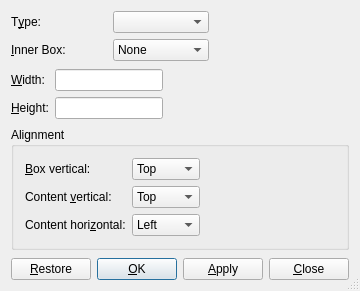
Old version of the form src/frontends/qt4/ui/QBoxUi.ui in the repository cburschka/lyx.
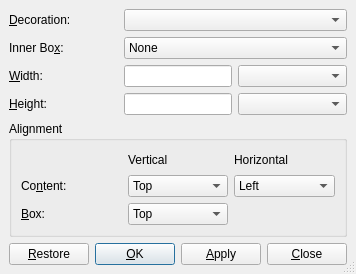
New version of the form. Custom widgets are drawn as their Qt base class.

Commit message: correct tab order + layout cleanup

```diff
--- a/src/frontends/qt4/ui/QBoxUi.ui
+++ b/src/frontends/qt4/ui/QBoxUi.ui
@@ -8,8 +8,8 @@
    <rect>
     <x>0</x>
     <y>0</y>
-    <width>298</width>
-    <height>291</height>
+    <width>333</width>
+    <height>274</height>
    </rect>
   </property>
   <property name="windowTitle" >
@@ -20,133 +20,263 @@
   </property>
   <layout class="QGridLayout" >
    <property name="margin" >
-    <number>11</number>
+    <number>9</number>
    </property>
    <property name="spacing" >
     <number>6</number>
    </property>
-   <item row="0" column="1" >
+   <item row="3" column="2" >
+    <widget class="LengthCombo" name="heightUnitsLC" />
+   </item>
+   <item row="1" column="1" colspan="2" >
+    <widget class="QComboBox" name="innerBoxCO" >
+     <property name="toolTip" >
+      <string>Inner box -- needed for fixed width &amp; line breaks</string>
+     </property>
+     <item>
+      <property name="text" >
+       <string>None</string>
+      </property>
+     </item>
+     <item>
+      <property name="text" >
+       <string>Parbox</string>
+      </property>
+     </item>
+     <item>
+      <property name="text" >
+       <string>Minipage</string>
+      </property>
+     </item>
+    </widget>
+   </item>
+   <item row="0" column="1" colspan="2" >
     <widget class="QComboBox" name="typeCO" >
      <property name="toolTip" >
       <string>Supported box types</string>
      </property>
     </widget>
    </item>
-   <item row="3" column="0" colspan="2" >
-    <layout class="QGridLayout" >
-     <property name="margin" >
-      <number>0</number>
+   <item row="1" column="0" >
+    <widget class="QLabel" name="innerBoxLA" >
+     <property name="toolTip" >
+      <string>Inner box -- needed for fixed width &amp; line breaks</string>
      </property>
-     <property name="spacing" >
-      <number>6</number>
+     <property name="text" >
+      <string>Inner Bo&amp;x:</string>
      </property>
-     <item row="1" column="0" >
-      <widget class="QLabel" name="heightLA" >
-       <property name="toolTip" >
-        <string>Height value</string>
-       </property>
-       <property name="text" >
-        <string>&amp;Height:</string>
-       </property>
-       <property name="buddy" >
-        <cstring>heightED</cstring>
-       </property>
-      </widget>
-     </item>
-     <item row="1" column="2" >
-      <widget class="LengthCombo" name="heightUnitsLC" >
-       <property name="sizePolicy" >
-        <sizepolicy>
-         <hsizetype>3</hsizetype>
-         <vsizetype>0</vsizetype>
-         <horstretch>0</horstretch>
-         <verstretch>0</verstretch>
-        </sizepolicy>
-       </property>
-       <property name="minimumSize" >
-        <size>
-         <width>40</width>
-         <height>22</height>
-        </size>
-       </property>
-       <property name="focusPolicy" >
-        <enum>Qt::StrongFocus</enum>
-       </property>
-       <property name="toolTip" >
-        <string>Units of height value</string>
-       </property>
-      </widget>
-     </item>
-     <item row="1" column="1" >
-      <widget class="QLineEdit" name="heightED" >
-       <property name="sizePolicy" >
-        <sizepolicy>
-         <hsizetype>1</hsizetype>
-         <vsizetype>0</vsizetype>
-         <horstretch>0</horstretch>
-         <verstretch>0</verstretch>
-        </sizepolicy>
-       </property>
-       <property name="toolTip" >
-        <string>Height value</string>
-       </property>
-      </widget>
-     </item>
-     <item row="0" column="2" >
-      <widget class="LengthCombo" name="widthUnitsLC" >
-       <property name="sizePolicy" >
-        <sizepolicy>
-         <hsizetype>3</hsizetype>
-         <vsizetype>0</vsizetype>
-         <horstretch>0</horstretch>
-         <verstretch>0</verstretch>
-        </sizepolicy>
-       </property>
-       <property name="minimumSize" >
-        <size>
-         <width>40</width>
-         <height>22</height>
-        </size>
-       </property>
-       <property name="focusPolicy" >
-        <enum>Qt::StrongFocus</enum>
-       </property>
-       <property name="toolTip" >
-        <string>Units of width value</string>
-       </property>
-      </widget>
-     </item>
-     <item row="0" column="0" >
-      <widget class="QLabel" name="widthLA" >
-       <property name="toolTip" >
-        <string>Width value</string>
-       </property>
-       <property name="text" >
-        <string>&amp;Width:</string>
-       </property>
-       <property name="buddy" >
-        <cstring>widthED</cstring>
-       </property>
-      </widget>
-     </item>
-     <item row="0" column="1" >
-      <widget class="QLineEdit" name="widthED" >
-       <property name="sizePolicy" >
-        <sizepolicy>
-         <hsizetype>1</hsizetype>
-         <vsizetype>0</vsizetype>
-         <horstretch>0</horstretch>
-         <verstretch>0</verstretch>
-        </sizepolicy>
-       </property>
-       <property name="toolTip" >
-        <string>Width value</string>
-       </property>
-      </widget>
-     </item>
-    </layout>
+     <property name="buddy" >
+      <cstring>innerBoxCO</cstring>
+     </property>
+    </widget>
    </item>
-   <item row="7" column="0" colspan="3" >
+   <item row="0" column="0" >
+    <widget class="QLabel" name="typeLA" >
+     <property name="toolTip" >
+      <string>Supported box types</string>
+     </property>
+     <property name="text" >
+      <string>&amp;Decoration:</string>
+     </property>
+     <property name="buddy" >
+      <cstring>typeCO</cstring>
+     </property>
+    </widget>
+   </item>
+   <item row="3" column="1" >
+    <widget class="QLineEdit" name="heightED" >
+     <property name="sizePolicy" >
+      <sizepolicy>
+       <hsizetype>1</hsizetype>
+       <vsizetype>0</vsizetype>
+       <horstretch>0</horstretch>
+       <verstretch>0</verstretch>
+      </sizepolicy>
+     </property>
+     <property name="toolTip" >
+      <string>Height value</string>
+     </property>
+    </widget>
+   </item>
+   <item row="2" column="1" >
+    <widget class="QLineEdit" name="widthED" >
+     <property name="sizePolicy" >
+      <sizepolicy>
+       <hsizetype>1</hsizetype>
+       <vsizetype>0</vsizetype>
+       <horstretch>0</horstretch>
+       <verstretch>0</verstretch>
+      </sizepolicy>
+     </property>
+     <property name="toolTip" >
+      <string>Width value</string>
+     </property>
+    </widget>
+   </item>
+   <item row="3" column="0" >
+    <widget class="QLabel" name="heightLA" >
+     <property name="toolTip" >
+      <string>Height value</string>
+     </property>
+     <property name="text" >
+      <string>&amp;Height:</string>
+     </property>
+     <property name="buddy" >
+      <cstring>heightED</cstring>
+     </property>
+    </widget>
+   </item>
+   <item row="2" column="2" >
+    <widget class="LengthCombo" name="widthUnitsLC" />
+   </item>
+   <item row="2" column="0" >
+    <widget class="QLabel" name="widthLA" >
+     <property name="toolTip" >
+      <string>Width value</string>
+     </property>
+     <property name="text" >
+      <string>&amp;Width:</string>
+     </property>
+     <property name="buddy" >
+      <cstring>widthED</cstring>
+     </property>
+    </widget>
+   </item>
+   <item row="4" column="0" colspan="3" >
+    <widget class="QGroupBox" name="groupBox_2" >
+     <property name="title" >
+      <string>Alignment</string>
+     </property>
+     <layout class="QGridLayout" >
+      <property name="margin" >
+       <number>9</number>
+      </property>
+      <property name="spacing" >
+       <number>6</number>
+      </property>
+      <item row="1" column="2" >
+       <widget class="QComboBox" name="halignCO" >
+        <property name="toolTip" >
+         <string>Horizontal alignment of the content inside the box</string>
+        </property>
+        <item>
+         <property name="text" >
+          <string>Left</string>
+         </property>
+        </item>
+        <item>
+         <property name="text" >
+          <string>Center</string>
+         </property>
+        </item>
+        <item>
+         <property name="text" >
+          <string>Right</string>
+         </property>
+        </item>
+        <item>
+         <property name="text" >
+          <string>Stretch</string>
+         </property>
+        </item>
+       </widget>
+      </item>
+      <item row="0" column="2" >
+       <widget class="QLabel" name="halignLA" >
+        <property name="toolTip" >
+         <string>Horizontal alignment of the content inside the box</string>
+        </property>
+        <property name="text" >
+         <string>Horizontal</string>
+        </property>
+       </widget>
+      </item>
+      <item row="2" column="1" >
+       <widget class="QComboBox" name="valignCO" >
+        <property name="toolTip" >
+         <string>Vertical alignment of the box (with regard to baseline)</string>
+        </property>
+        <item>
+         <property name="text" >
+          <string>Top</string>
+         </property>
+        </item>
+        <item>
+         <property name="text" >
+          <string>Middle</string>
+         </property>
+        </item>
+        <item>
+         <property name="text" >
+          <string>Bottom</string>
+         </property>
+        </item>
+       </widget>
+      </item>
+      <item row="2" column="0" >
+       <widget class="QLabel" name="valignLA" >
+        <property name="toolTip" >
+         <string>Vertical alignment of the box (with regard to baseline)</string>
+        </property>
+        <property name="text" >
+         <string>&amp;Box:</string>
+        </property>
+        <property name="buddy" >
+         <cstring>valignCO</cstring>
+        </property>
+       </widget>
+      </item>
+      <item row="1" column="0" >
+       <widget class="QLabel" name="label" >
+        <property name="text" >
+         <string>Co&amp;ntent:</string>
+        </property>
+        <property name="buddy" >
+         <cstring>ialignCO</cstring>
+        </property>
+       </widget>
+      </item>
+      <item row="1" column="1" >
+       <widget class="QComboBox" name="ialignCO" >
+        <property name="toolTip" >
+         <string>Vertical alignment of the content inside the box</string>
+        </property>
+        <item>
+         <property name="text" >
+          <string>Top</string>
+         </property>
+        </item>
+        <item>
+         <property name="text" >
+          <string>Middle</string>
+         </property>
+        </item>
+        <item>
+         <property name="text" >
+          <string>Bottom</string>
+         </property>
+        </item>
+        <item>
+         <property name="text" >
+          <string>Stretch</string>
+         </property>
+        </item>
+       </widget>
+      </item>
+      <item row="0" column="1" >
+       <widget class="QLabel" name="ialignLA" >
+        <property name="toolTip" >
+         <string>Vertical alignment of the content inside the box</string>
+        </property>
+        <property name="text" >
+         <string>Vertical</string>
+        </property>
+       </widget>
+      </item>
+     </layout>
+    </widget>
+   </item>
+   <item row="5" column="0" colspan="3" >
     <layout class="QHBoxLayout" >
      <property name="margin" >
       <number>0</number>
@@ -230,335 +360,13 @@
      </item>
     </layout>
    </item>
-   <item row="5" column="0" colspan="3" >
-    <widget class="QGroupBox" name="AlignmentGB" >
-     <property name="title" >
-      <string>Alignment</string>
-     </property>
-     <layout class="QGridLayout" >
-      <property name="margin" >
-       <number>11</number>
-      </property>
-      <property name="spacing" >
-       <number>6</number>
-      </property>
-      <item row="2" column="1" >
-       <widget class="QComboBox" name="halignCO" >
-        <property name="toolTip" >
-         <string>Horizontal alignment of the content inside the box</string>
-        </property>
-        <item>
-         <property name="text" >
-          <string>Left</string>
-         </property>
-        </item>
-        <item>
-         <property name="text" >
-          <string>Center</string>
-         </property>
-        </item>
-        <item>
-         <property name="text" >
-          <string>Right</string>
-         </property>
-        </item>
-        <item>
-         <property name="text" >
-          <string>Stretch</string>
-         </property>
-        </item>
-       </widget>
-      </item>
-      <item row="1" column="1" >
-       <widget class="QComboBox" name="ialignCO" >
-        <property name="toolTip" >
-         <string>Vertical alignment of the content inside the box</string>
-        </property>
-        <item>
-         <property name="text" >
-          <string>Top</string>
-         </property>
-        </item>
-        <item>
-         <property name="text" >
-          <string>Middle</string>
-         </property>
-        </item>
-        <item>
-         <property name="text" >
-          <string>Bottom</string>
-         </property>
-        </item>
-        <item>
-         <property name="text" >
-          <string>Stretch</string>
-         </property>
-        </item>
-       </widget>
-      </item>
-      <item row="0" column="1" >
-       <widget class="QComboBox" name="valignCO" >
-        <property name="toolTip" >
-         <string>Vertical alignment of the box (with regard to baseline)</string>
-        </property>
-        <item>
-         <property name="text" >
-          <string>Top</string>
-         </property>
-        </item>
-        <item>
-         <property name="text" >
-          <string>Middle</string>
-         </property>
-        </item>
-        <item>
-         <property name="text" >
-          <string>Bottom</string>
-         </property>
-        </item>
-       </widget>
-      </item>
-      <item row="2" column="0" >
-       <widget class="QLabel" name="halignLA" >
-        <property name="toolTip" >
-         <string>Horizontal alignment of the content inside the box</string>
-        </property>
-        <property name="text" >
-         <string>Content hori&amp;zontal:</string>
-        </property>
-        <property name="buddy" >
-         <cstring>halignCO</cstring>
-        </property>
-       </widget>
-      </item>
-      <item row="1" column="0" >
-       <widget class="QLabel" name="ialignLA" >
-        <property name="toolTip" >
-         <string>Vertical alignment of the content inside the box</string>
-        </property>
-        <property name="text" >
-         <string>Content &amp;vertical:</string>
-        </property>
-        <property name="buddy" >
-         <cstring>ialignCO</cstring>
-        </property>
-       </widget>
-      </item>
-      <item row="0" column="0" >
-       <widget class="QLabel" name="valignLA" >
-        <property name="toolTip" >
-         <string>Vertical alignment of the box (with regard to baseline)</string>
-        </property>
-        <property name="text" >
-         <string>&amp;Box vertical:</string>
-        </property>
-        <property name="buddy" >
-         <cstring>valignCO</cstring>
-        </property>
-       </widget>
-      </item>
-      <item row="0" column="2" >
-       <spacer>
-        <property name="orientation" >
-         <enum>Qt::Horizontal</enum>
-        </property>
-        <property name="sizeType" >
-         <enum>QSizePolicy::Expanding</enum>
-        </property>
-        <property name="sizeHint" >
-         <size>
-          <width>20</width>
-          <height>20</height>
-         </size>
-        </property>
-       </spacer>
-      </item>
-      <item row="1" column="2" >
-       <spacer>
-        <property name="orientation" >
-         <enum>Qt::Horizontal</enum>
-        </property>
-        <property name="sizeType" >
-         <enum>QSizePolicy::Expanding</enum>
-        </property>
-        <property name="sizeHint" >
-         <size>
-          <width>20</width>
-          <height>20</height>
-         </size>
-        </property>
-       </spacer>
-      </item>
-      <item row="2" column="2" >
-       <spacer>
-        <property name="orientation" >
-         <enum>Qt::Horizontal</enum>
-        </property>
-        <property name="sizeType" >
-         <enum>QSizePolicy::Expanding</enum>
-        </property>
-        <property name="sizeHint" >
-         <size>
-          <width>20</width>
-          <height>20</height>
-         </size>
-        </property>
-       </spacer>
-      </item>
-     </layout>
-    </widget>
-   </item>
-   <item row="6" column="1" >
-    <spacer>
-     <property name="orientation" >
-      <enum>Qt::Vertical</enum>
-     </property>
-     <property name="sizeType" >
-      <enum>QSizePolicy::Expanding</enum>
-     </property>
-     <property name="sizeHint" >
-      <size>
-       <width>20</width>
-       <height>20</height>
-      </size>
-     </property>
-    </spacer>
-   </item>
-   <item row="2" column="1" >
-    <spacer>
-     <property name="orientation" >
-      <enum>Qt::Vertical</enum>
-     </property>
-     <property name="sizeType" >
-      <enum>QSizePolicy::Expanding</enum>
-     </property>
-     <property name="sizeHint" >
-      <size>
-       <width>20</width>
-       <height>20</height>
-      </size>
-     </property>
-    </spacer>
-   </item>
-   <item row="4" column="1" >
-    <spacer>
-     <property name="orientation" >
-      <enum>Qt::Vertical</enum>
-     </property>
-     <property name="sizeType" >
-      <enum>QSizePolicy::Expanding</enum>
-     </property>
-     <property name="sizeHint" >
-      <size>
-       <width>20</width>
-       <height>20</height>
-      </size>
-     </property>
-    </spacer>
-   </item>
-   <item row="1" column="1" >
-    <widget class="QComboBox" name="innerBoxCO" >
-     <property name="toolTip" >
-      <string>Inner box -- needed for fixed width &amp; line breaks</string>
-     </property>
-     <item>
-      <property name="text" >
-       <string>None</string>
-      </property>
-     </item>
-     <item>
-      <property name="text" >
-       <string>Parbox</string>
-      </property>
-     </item>
-     <item>
-      <property name="text" >
-       <string>Minipage</string>
-      </property>
-     </item>
-    </widget>
-   </item>
-   <item row="1" column="0" >
-    <widget class="QLabel" name="innerBoxLA" >
-     <property name="toolTip" >
-      <string>Inner box -- needed for fixed width &amp; line breaks</string>
-     </property>
-     <property name="text" >
-      <string>&amp;Inner Box:</string>
-     </property>
-     <property name="buddy" >
-      <cstring>innerBoxCO</cstring>
-     </property>
-    </widget>
-   </item>
-   <item row="0" column="0" >
-    <widget class="QLabel" name="typeLA" >
-     <property name="toolTip" >
-      <string>Supported box types</string>
-     </property>
-     <property name="text" >
-      <string>T&amp;ype:</string>
-     </property>
-     <property name="buddy" >
-      <cstring>typeCO</cstring>
-     </property>
-    </widget>
-   </item>
-   <item row="0" column="2" >
-    <spacer>
-     <property name="orientation" >
-      <enum>Qt::Horizontal</enum>
-     </property>
-     <property name="sizeType" >
-      <enum>QSizePolicy::Expanding</enum>
-     </property>
-     <property name="sizeHint" >
-      <size>
-       <width>20</width>
-       <height>20</height>
-      </size>
-     </property>
-    </spacer>
-   </item>
-   <item row="1" column="2" >
-    <spacer>
-     <property name="orientation" >
-      <enum>Qt::Horizontal</enum>
-     </property>
-     <property name="sizeType" >
-      <enum>QSizePolicy::Expanding</enum>
-     </property>
-     <property name="sizeHint" >
-      <size>
-       <width>20</width>
-       <height>20</height>
-      </size>
-     </property>
-    </spacer>
-   </item>
-   <item row="3" column="2" >
-    <spacer>
-     <property name="orientation" >
-      <enum>Qt::Horizontal</enum>
-     </property>
-     <property name="sizeType" >
-      <enum>QSizePolicy::Expanding</enum>
-     </property>
-     <property name="sizeHint" >
-      <size>
-       <width>20</width>
-       <height>20</height>
-      </size>
-     </property>
-    </spacer>
-   </item>
   </layout>
  </widget>
  <pixmapfunction></pixmapfunction>
  <customwidgets>
   <customwidget>
    <class>LengthCombo</class>
-   <extends></extends>
+   <extends>QComboBox</extends>
    <header>lengthcombo.h</header>
    <container>0</container>
    <pixmap></pixmap>
```
Left out of the diff: 8 changed lines with no effect on the pictures.
